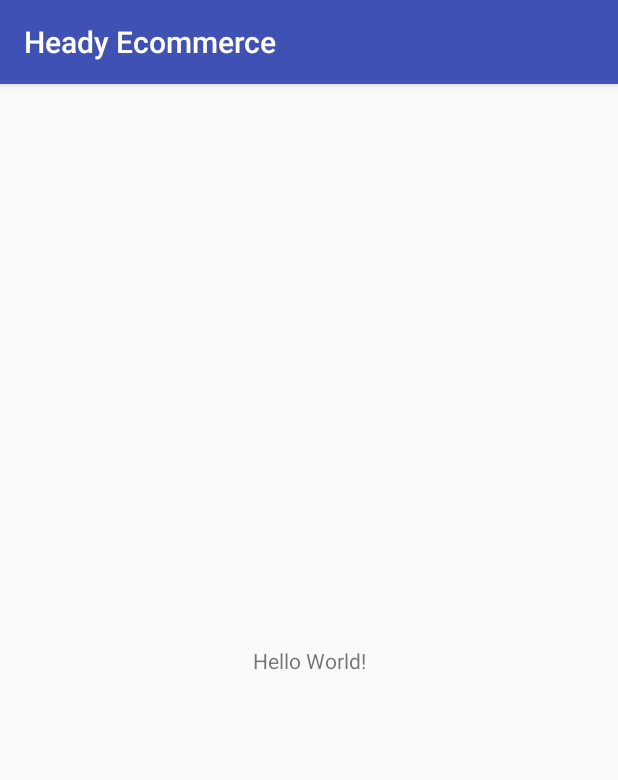
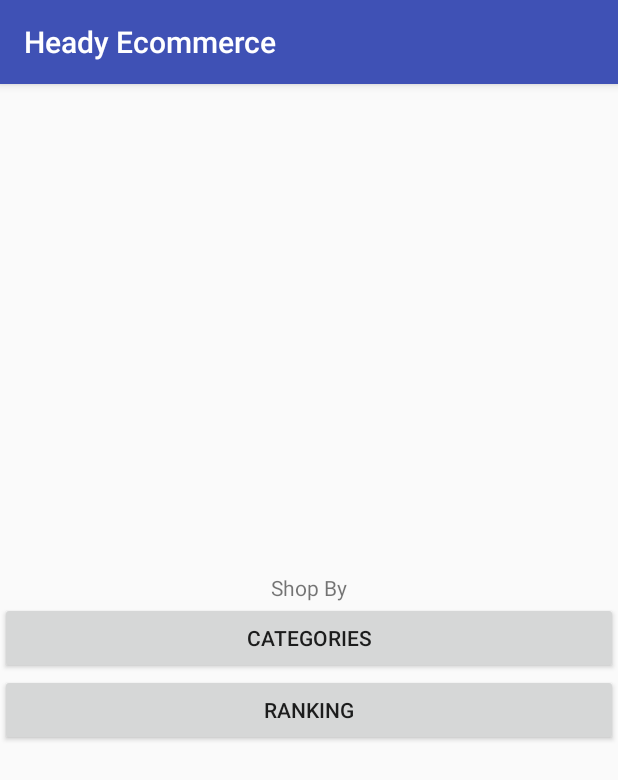
Before and after one commit to prajwalgambhir/HeadyEcommerce, an Android app: the screen it shows after launch (MainActivity), on a phone screen of 412 x 824 dp. Shown: the top 780 px of the screen. Run offline under Robolectric (Android 15) with nearby library versions, the phone set to English and light mode, and no system bars.

Commit message:
Adding and segregating modules

```diff
--- a/app/src/main/AndroidManifest.xml
+++ b/app/src/main/AndroidManifest.xml
@@ -16,6 +16,10 @@
                 <category android:name="android.intent.category.LAUNCHER"/>
             </intent-filter>
         </activity>
+        <activity android:name=".client.activities.CategoryListActivity">
+        </activity>
+        <activity android:name=".client.activities.ProductListActivity">
+        </activity>
     </application>
 
 </manifest>
--- a/app/src/main/java/com/beebrainy/heady/ecommerce/server/models/Ranking.java
+++ b/app/src/main/java/com/beebrainy/heady/ecommerce/server/models/Ranking.java
@@ -10,6 +10,12 @@ public class Ranking extends RealmObject {
     long id;
     String title;
     RealmList<Product> products;
+
+    public Ranking(long id, String title, RealmList<Product> products) {
+        this.id = id;
+        this.title = title;
+        this.products = products;
+    }
 
     public long getId() {
         return id;
--- a/app/src/main/java/com/beebrainy/heady/ecommerce/server/models/Tax.java
+++ b/app/src/main/java/com/beebrainy/heady/ecommerce/server/models/Tax.java
@@ -9,6 +9,12 @@ public class Tax extends RealmObject {
     long id;
     String name;
     Double value;
+
+    public Tax(long id, String name, Double value) {
+        this.id = id;
+        this.name = name;
+        this.value = value;
+    }
 
     public long getId() {
         return id;
--- /dev/null
+++ b/app/src/main/java/com/beebrainy/heady/ecommerce/server/service/network/INetworkService.java
@@ -0,0 +1,6 @@
+package com.beebrainy.heady.ecommerce.server.service.network;
+
+public interface INetworkService {
+
+    void getRequest(String url, CallbackResponse callbackResponse);
+}
--- a/app/src/main/res/layout/activity_main.xml
+++ b/app/src/main/res/layout/activity_main.xml
@@ -1,19 +1,35 @@
 <?xml version="1.0" encoding="utf-8"?>
-<android.support.constraint.ConstraintLayout
+<RelativeLayout
     xmlns:android="http://schemas.android.com/apk/res/android"
     xmlns:tools="http://schemas.android.com/tools"
-    xmlns:app="http://schemas.android.com/apk/res-auto"
     android:layout_width="match_parent"
     android:layout_height="match_parent"
     tools:context=".client.activities.MainActivity">
 
-    <TextView
-        android:layout_width="wrap_content"
+    <LinearLayout
+        android:layout_width="match_parent"
+        android:gravity="center"
         android:layout_height="wrap_content"
-        android:text="Hello World!"
-        app:layout_constraintBottom_toBottomOf="parent"
-        app:layout_constraintLeft_toLeftOf="parent"
-        app:layout_constraintRight_toRightOf="parent"
-        app:layout_constraintTop_toTopOf="parent"/>
+        android:layout_centerInParent="true"
+        android:orientation="vertical">
 
-</android.support.constraint.ConstraintLayout>
+        <TextView
+            android:text="Shop By"
+            android:layout_width="wrap_content"
+            android:layout_height="wrap_content"/>
+
+        <Button
+            android:id="@+id/btnCat"
+            android:text="Categories"
+            android:layout_width="match_parent"
+            android:layout_height="wrap_content"/>
+
+        <Button
+            android:id="@+id/btnRanking"
+            android:text="Ranking"
+            android:layout_width="match_parent"
+            android:layout_height="wrap_content"/>
+
+    </LinearLayout>
+
+</RelativeLayout>
```
Also changed, not shown: app/src/main/java/com/beebrainy/heady/ecommerce/app/Application.java (added, +13 -0 lines), app/src/main/java/com/beebrainy/heady/ecommerce/client/activities/CategoryListActivity.java (added, +15 -0 lines), app/src/main/java/com/beebrainy/heady/ecommerce/client/activities/ProductListActivity.java (added, +15 -0 lines), app/src/main/java/com/beebrainy/heady/ecommerce/server/models/Category.java (+8 -0 lines), app/src/main/java/com/beebrainy/heady/ecommerce/server/models/Product.java (+12 -0 lines), app/src/main/java/com/beebrainy/heady/ecommerce/server/models/Variant.java (+7 -0 lines), app/src/main/java/com/beebrainy/heady/ecommerce/server/service/database/DBService.java (added, +30 -0 lines), app/src/main/java/com/beebrainy/heady/ecommerce/server/service/database/IDBService.java (added, +18 -0 lines), app/src/main/java/com/beebrainy/heady/ecommerce/server/service/network/CallbackResponse.java (added, +8 -0 lines), app/src/main/java/com/beebrainy/heady/ecommerce/server/service/network/NetworkService.java (added, +49 -0 lines), app/src/main/res/layout/activity_category_list.xml (added, +10 -0 lines), app/src/main/res/layout/activity_product_list.xml (added, +10 -0 lines).
